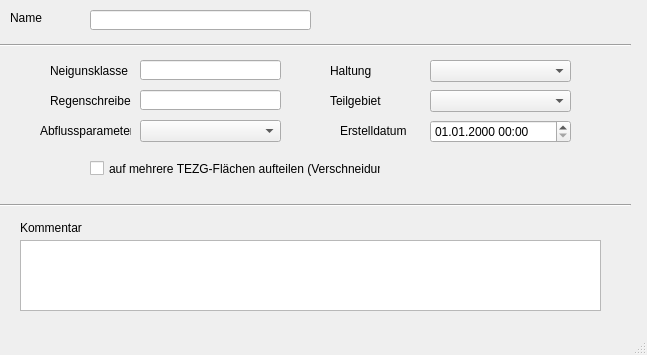
Qt form qkan/forms/qkan_flaechen.ui (hoettges/QKan) before a commit.
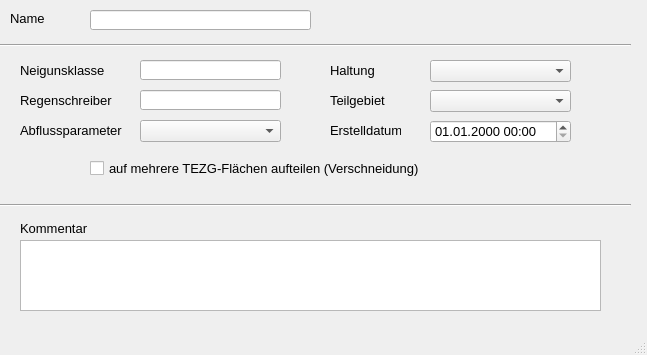
The same form after that commit. Custom widgets are drawn as their Qt base class.

What changed in the file:
```diff
--- a/qkan/forms/qkan_flaechen.ui
+++ b/qkan/forms/qkan_flaechen.ui
@@ -16,6 +16,7 @@
   <property name="font">
    <font>
     <family>Tahoma</family>
+    <pointsize>10</pointsize>
    </font>
   </property>
   <property name="windowTitle">
@@ -77,9 +78,9 @@
    <widget class="QLabel" name="label_5">
     <property name="geometry">
      <rect>
-      <x>50</x>
+      <x>20</x>
       <y>90</y>
-      <width>81</width>
+      <width>111</width>
       <height>21</height>
      </rect>
     </property>
@@ -90,7 +91,7 @@
    <widget class="QLabel" name="label_70">
     <property name="geometry">
      <rect>
-      <x>340</x>
+      <x>330</x>
       <y>120</y>
       <width>71</width>
       <height>21</height>
@@ -116,9 +117,9 @@
    <widget class="QLabel" name="label_3">
     <property name="geometry">
      <rect>
-      <x>50</x>
+      <x>20</x>
       <y>60</y>
-      <width>81</width>
+      <width>111</width>
       <height>21</height>
      </rect>
     </property>
@@ -129,9 +130,9 @@
    <widget class="QLabel" name="label_21">
     <property name="geometry">
      <rect>
-      <x>40</x>
+      <x>20</x>
       <y>120</y>
-      <width>91</width>
+      <width>111</width>
       <height>21</height>
      </rect>
     </property>
@@ -227,7 +228,7 @@
      <rect>
       <x>90</x>
       <y>160</y>
-      <width>291</width>
+      <width>391</width>
       <height>17</height>
      </rect>
     </property>
```
Left out of the diff: 2 changed lines with no effect on the pictures.
